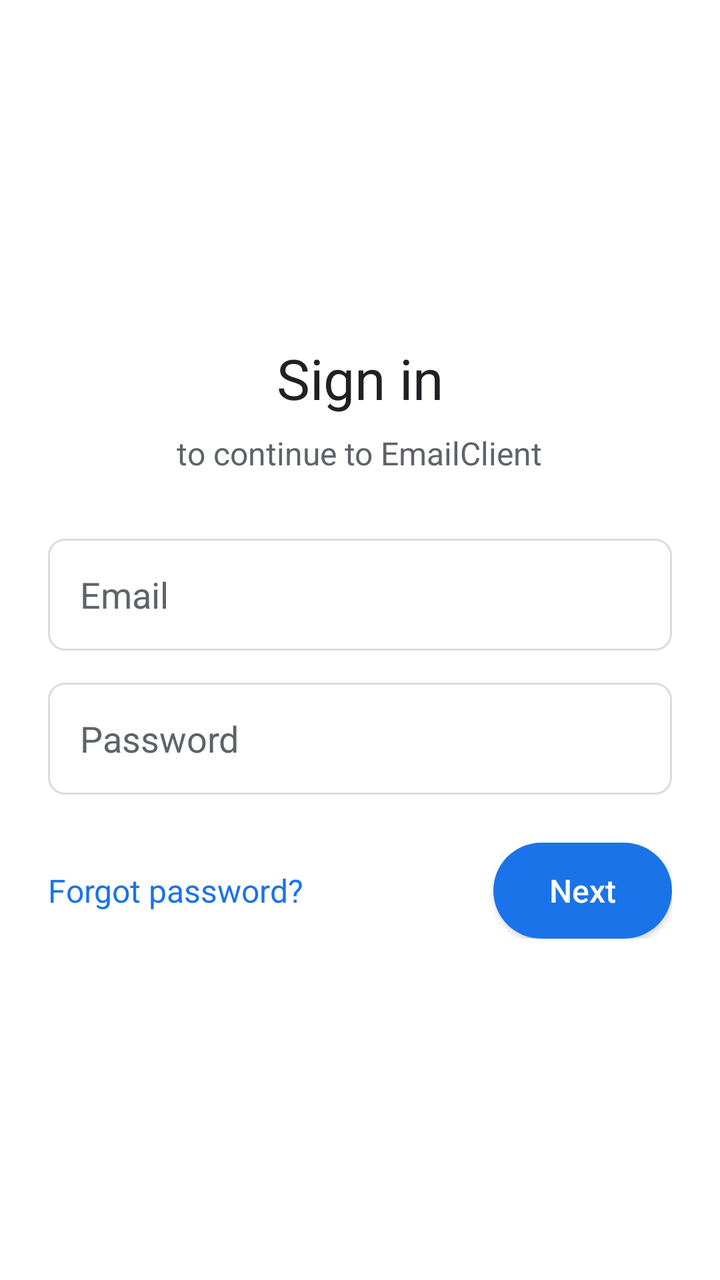
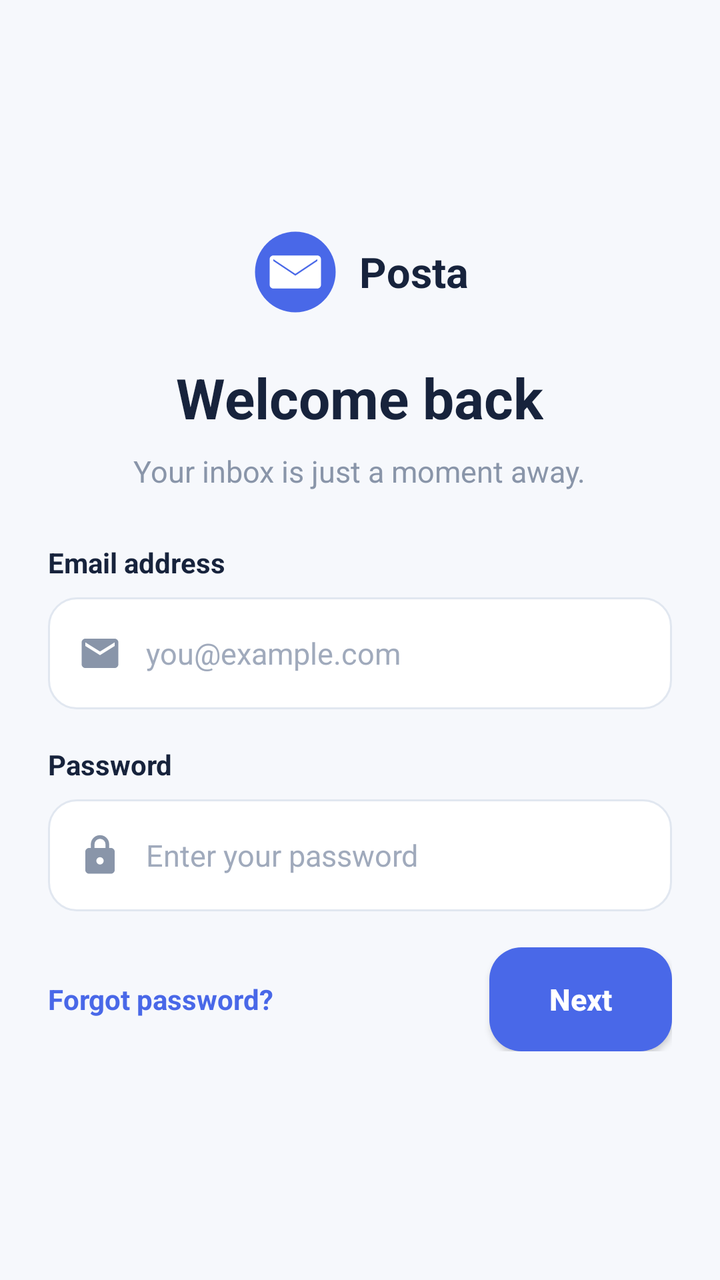

Screens rendered from an Android XML layout before and after an edit, with the pre-edit source and the edit as a unified diff.
<!-- AndroidManifest.xml: application theme Theme.EmailClient -->
<!-- res/layout/activity_login.xml -->
<?xml version="1.0" encoding="utf-8"?>
<LinearLayout xmlns:android="http://schemas.android.com/apk/res/android"
    android:layout_width="match_parent"
    android:layout_height="match_parent"
    android:background="@color/screen_background"
    android:orientation="vertical"
    android:gravity="center"
    android:padding="24dp">

    <TextView
        android:layout_width="wrap_content"
        android:layout_height="wrap_content"
        android:text="@string/sign_in"
        android:textColor="@color/text_primary"
        android:textSize="28sp" />

    <TextView
        android:layout_width="wrap_content"
        android:layout_height="wrap_content"
        android:layout_marginTop="8dp"
        android:layout_marginBottom="32dp"
        android:text="@string/sign_in_subtitle"
        android:textColor="@color/text_secondary"
        android:textSize="16sp" />

    <EditText
        android:id="@+id/etEmail"
        android:layout_width="match_parent"
        android:layout_height="56dp"
        android:layout_marginBottom="16dp"
        android:autofillHints="emailAddress"
        android:background="@drawable/bg_field"
        android:hint="@string/hint_email"
        android:inputType="textEmailAddress"
        android:paddingStart="16dp"
        android:paddingEnd="16dp"
        android:textColor="@color/text_primary"
        android:textColorHint="@color/text_secondary" />

    <EditText
        android:id="@+id/etPassword"
        android:layout_width="match_parent"
        android:layout_height="56dp"
        android:autofillHints="password"
        android:background="@drawable/bg_field"
        android:hint="@string/hint_password"
        android:inputType="textPassword"
        android:paddingStart="16dp"
        android:paddingEnd="16dp"
        android:textColor="@color/text_primary"
        android:textColorHint="@color/text_secondary" />

    <LinearLayout
        android:layout_width="match_parent"
        android:layout_height="wrap_content"
        android:layout_marginTop="24dp"
        android:gravity="center_vertical"
        android:orientation="horizontal">

        <TextView
            android:id="@+id/tvForgot"
            android:layout_width="0dp"
            android:layout_height="wrap_content"
            android:layout_weight="1"
            android:text="@string/forgot_password"
            android:textColor="@color/primary_blue"
            android:textSize="16sp" />

        <androidx.appcompat.widget.AppCompatButton
            android:id="@+id/btnLogin"
            android:layout_width="wrap_content"
            android:layout_height="48dp"
            android:background="@drawable/button"
            android:paddingStart="28dp"
            android:paddingEnd="28dp"
            android:text="@string/next"
            android:textAllCaps="false"
            android:textColor="@android:color/white"
            android:textSize="16sp" />
    </LinearLayout>
</LinearLayout>
<!-- resources referenced by this layout -->
<resources>
  <color name="primary_blue">#1A73E8</color>
  <color name="screen_background">#FFFFFF</color>
  <color name="text_primary">#202124</color>
  <color name="text_secondary">#5F6368</color>
  <!-- drawable bg_field (drawable) -->
  <?xml version="1.0" encoding="utf-8"?>
  <shape xmlns:android="http://schemas.android.com/apk/res/android"
      android:shape="rectangle">
      <solid android:color="@color/screen_background" />
      <stroke android:width="1dp" android:color="@color/field_border" />
      <corners android:radius="8dp" />
  </shape>
  <!-- drawable button (drawable) -->
  <?xml version="1.0" encoding="utf-8"?>
  <shape xmlns:android="http://schemas.android.com/apk/res/android"
      android:shape="rectangle">
      <solid android:color="@color/primary_blue" />
      <corners android:radius="24dp" />
  </shape>
  <string name="forgot_password">Forgot password?</string>
  <string name="hint_email">Email</string>
  <string name="hint_password">Password</string>
  <string name="next">Next</string>
  <string name="sign_in">Sign in</string>
  <string name="sign_in_subtitle">to continue to EmailClient</string>
  <style name="Theme.EmailClient" parent="Base.Theme.EmailClient" />
  <color name="field_border">#DADCE0</color>
  <style name="Base.Theme.EmailClient" parent="Theme.Material3.Light.NoActionBar">
          <item name="android:statusBarColor">@android:color/white</item>
          <item name="android:windowLightStatusBar">true</item>
      </style>
</resources>

<!-- the commit's change to res/layout/activity_login.xml (unified diff, before → after) -->
@@ -1,81 +1,151 @@
 <?xml version="1.0" encoding="utf-8"?>
-<LinearLayout xmlns:android="http://schemas.android.com/apk/res/android"
+<ScrollView
+    xmlns:android="http://schemas.android.com/apk/res/android"
     android:layout_width="match_parent"
     android:layout_height="match_parent"
-    android:background="@color/screen_background"
-    android:orientation="vertical"
-    android:gravity="center"
-    android:padding="24dp">
-
-    <TextView
-        android:layout_width="wrap_content"
-        android:layout_height="wrap_content"
-        android:text="@string/sign_in"
-        android:textColor="@color/text_primary"
-        android:textSize="28sp" />
-
-    <TextView
-        android:layout_width="wrap_content"
-        android:layout_height="wrap_content"
-        android:layout_marginTop="8dp"
-        android:layout_marginBottom="32dp"
-        android:text="@string/sign_in_subtitle"
-        android:textColor="@color/text_secondary"
-        android:textSize="16sp" />
-
-    <EditText
-        android:id="@+id/etEmail"
-        android:layout_width="match_parent"
-        android:layout_height="56dp"
-        android:layout_marginBottom="16dp"
-        android:autofillHints="emailAddress"
-        android:background="@drawable/bg_field"
-        android:hint="@string/hint_email"
-        android:inputType="textEmailAddress"
-        android:paddingStart="16dp"
-        android:paddingEnd="16dp"
-        android:textColor="@color/text_primary"
-        android:textColorHint="@color/text_secondary" />
-
-    <EditText
-        android:id="@+id/etPassword"
-        android:layout_width="match_parent"
-        android:layout_height="56dp"
-        android:autofillHints="password"
-        android:background="@drawable/bg_field"
-        android:hint="@string/hint_password"
-        android:inputType="textPassword"
-        android:paddingStart="16dp"
-        android:paddingEnd="16dp"
-        android:textColor="@color/text_primary"
-        android:textColorHint="@color/text_secondary" />
+    android:background="@color/posta_page"
+    android:clipToPadding="false"
+    android:fillViewport="true"
+    android:fitsSystemWindows="true"
+    android:overScrollMode="ifContentScrolls">
 
     <LinearLayout
         android:layout_width="match_parent"
         android:layout_height="wrap_content"
-        android:layout_marginTop="24dp"
-        android:gravity="center_vertical"
-        android:orientation="horizontal">
+        android:gravity="center"
+        android:orientation="vertical"
+        android:paddingStart="@dimen/login_screen_padding"
+        android:paddingTop="@dimen/login_screen_padding"
+        android:paddingEnd="@dimen/login_screen_padding"
+        android:paddingBottom="@dimen/login_screen_padding">
+
+        <LinearLayout
+            android:layout_width="wrap_content"
+            android:layout_height="wrap_content"
+            android:gravity="center"
+            android:orientation="horizontal">
+
+            <ImageView
+                android:layout_width="44dp"
+                android:layout_height="44dp"
+                android:contentDescription="@string/login_brand_name"
+                android:src="@drawable/ic_posta_logo" />
+
+            <TextView
+                android:layout_width="wrap_content"
+                android:layout_height="wrap_content"
+                android:layout_marginStart="10dp"
+                android:text="@string/login_brand_name"
+                android:textColor="@color/posta_ink"
+                android:textSize="21sp"
+                android:textStyle="bold" />
+        </LinearLayout>
 
         <TextView
-            android:id="@+id/tvForgot"
-            android:layout_width="0dp"
+            android:layout_width="wrap_content"
             android:layout_height="wrap_content"
-            android:layout_weight="1"
-            android:text="@string/forgot_password"
-            android:textColor="@color/primary_blue"
-            android:textSize="16sp" />
+            android:layout_marginTop="22dp"
+            android:gravity="center"
+            android:text="@string/login_welcome"
+            android:textColor="@color/posta_ink"
+            android:textSize="28sp"
+            android:textStyle="bold" />
 
-        <androidx.appcompat.widget.AppCompatButton
-            android:id="@+id/btnLogin"
+        <TextView
             android:layout_width="wrap_content"
-            android:layout_height="48dp"
-            android:background="@drawable/button"
-            android:paddingStart="28dp"
-            android:paddingEnd="28dp"
-            android:text="@string/next"
-            android:textAllCaps="false"
-            android:textColor="@android:color/white"
-            android:textSize="16sp" />
+            android:layout_height="wrap_content"
+            android:layout_marginTop="8dp"
+            android:layout_marginBottom="26dp"
+            android:gravity="center"
+            android:text="@string/login_subtitle"
+            android:textColor="@color/posta_muted"
+            android:textSize="15sp" />
+
+        <TextView
+            android:layout_width="match_parent"
+            android:layout_height="wrap_content"
+            android:layout_marginBottom="8dp"
+            android:text="@string/email_address_label"
+            android:textColor="@color/posta_ink"
+            android:textSize="14sp"
+            android:textStyle="bold" />
+
+        <EditText
+            android:id="@+id/etEmail"
+            android:layout_width="match_parent"
+            android:layout_height="56dp"
+            android:layout_marginBottom="18dp"
+            android:autofillHints="emailAddress"
+            android:background="@drawable/bg_login_field"
+            android:drawableStart="@drawable/ic_email_login"
+            android:drawablePadding="12dp"
+            android:hint="@string/hint_email"
+            android:inputType="textEmailAddress"
+            android:paddingStart="15dp"
+            android:paddingEnd="15dp"
+            android:singleLine="true"
+            android:textColor="@color/posta_ink"
+            android:textColorHint="@color/posta_hint"
+            android:textSize="15sp" />
+
+        <TextView
+            android:layout_width="match_parent"
+            android:layout_height="wrap_content"
+            android:layout_marginBottom="8dp"
+            android:text="@string/password_label"
+            android:textColor="@color/posta_ink"
+            android:textSize="14sp"
+            android:textStyle="bold" />
+
+        <EditText
+            android:id="@+id/etPassword"
+            android:layout_width="match_parent"
+            android:layout_height="56dp"
+            android:autofillHints="password"
+            android:background="@drawable/bg_login_field"
+            android:drawableStart="@drawable/ic_lock_login"
+            android:drawablePadding="12dp"
+            android:hint="@string/hint_password"
+            android:inputType="textPassword"
+            android:paddingStart="15dp"
+            android:paddingEnd="15dp"
+            android:singleLine="true"
+            android:textColor="@color/posta_ink"
+            android:textColorHint="@color/posta_hint"
+            android:textSize="15sp" />
+
+        <LinearLayout
+            android:layout_width="match_parent"
+            android:layout_height="wrap_content"
+            android:layout_marginTop="18dp"
+            android:gravity="center_vertical"
+            android:orientation="horizontal">
+
+            <TextView
+                android:id="@+id/tvForgot"
+                android:layout_width="0dp"
+                android:layout_height="48dp"
+                android:layout_weight="1"
+                android:gravity="center_vertical"
+                android:maxLines="2"
+                android:text="@string/forgot_password"
+                android:textColor="@color/posta_primary"
+                android:textSize="14sp"
+                android:textStyle="bold" />
+
+            <androidx.appcompat.widget.AppCompatButton
+                android:id="@+id/btnLogin"
+                android:layout_width="wrap_content"
+                android:layout_height="52dp"
+                android:background="@drawable/bg_login_button"
+                android:minWidth="72dp"
+                android:paddingStart="30dp"
+                android:paddingEnd="30dp"
+                android:text="@string/next"
+                android:textAllCaps="false"
+                android:textColor="@color/posta_white"
+                android:textSize="15sp"
+                android:textStyle="bold" />
+        </LinearLayout>
     </LinearLayout>
-</LinearLayout>
+</ScrollView>
<!-- resource entries referenced after the edit -->
@@ -1,32 +1,76 @@
 <!-- resources referenced by this layout -->
 <resources>
-  <color name="primary_blue">#1A73E8</color>
-  <color name="screen_background">#FFFFFF</color>
-  <color name="text_primary">#202124</color>
-  <color name="text_secondary">#5F6368</color>
-  <!-- drawable bg_field (drawable) -->
+  <color name="posta_hint">#A0AABC</color>
+  <color name="posta_ink">#17233C</color>
+  <color name="posta_muted">#8995A9</color>
+  <color name="posta_page">#F6F8FC</color>
+  <color name="posta_primary">#4968E8</color>
+  <color name="posta_white">#FFFFFF</color>
+  <dimen name="login_screen_padding">20dp</dimen>
+  <!-- drawable bg_login_button (drawable) -->
   <?xml version="1.0" encoding="utf-8"?>
   <shape xmlns:android="http://schemas.android.com/apk/res/android"
       android:shape="rectangle">
-      <solid android:color="@color/screen_background" />
-      <stroke android:width="1dp" android:color="@color/field_border" />
-      <corners android:radius="8dp" />
+      <solid android:color="@color/posta_primary" />
+      <corners android:radius="16dp" />
   </shape>
-  <!-- drawable button (drawable) -->
+  <!-- drawable bg_login_field (drawable) -->
   <?xml version="1.0" encoding="utf-8"?>
   <shape xmlns:android="http://schemas.android.com/apk/res/android"
       android:shape="rectangle">
-      <solid android:color="@color/primary_blue" />
-      <corners android:radius="24dp" />
+      <solid android:color="@color/posta_white" />
+      <stroke
+          android:width="1dp"
+          android:color="@color/posta_border" />
+      <corners android:radius="14dp" />
   </shape>
+  <!-- drawable ic_email_login (drawable) -->
+  <?xml version="1.0" encoding="utf-8"?>
+  <vector xmlns:android="http://schemas.android.com/apk/res/android"
+      android:width="22dp"
+      android:height="22dp"
+      android:viewportWidth="24"
+      android:viewportHeight="24">
+      <path
+          android:fillColor="#8995A9"
+          android:pathData="M20,4H4C2.9,4 2,4.9 2,6L2,18C2,19.1 2.9,20 4,20L20,20C21.1,20 22,19.1 22,18L22,6C22,4.9 21.1,4 20,4ZM20,8L12,13L4,8L4,6L12,11L20,6L20,8Z" />
+  </vector>
+  <!-- drawable ic_lock_login (drawable) -->
+  <?xml version="1.0" encoding="utf-8"?>
+  <vector xmlns:android="http://schemas.android.com/apk/res/android"
+      android:width="22dp"
+      android:height="22dp"
+      android:viewportWidth="24"
+      android:viewportHeight="24">
+      <path
+          android:fillColor="#8995A9"
+          android:pathData="M18,8L17,8L17,6A5,5 0,0 0,7 6L7,8L6,8C4.9,8 4,8.9 4,10L4,20C4,21.1 4.9,22 6,22L18,22C19.1,22 20,21.1 20,20L20,10C20,8.9 19.1,8 18,8ZM9,6A3,3 0,0 1,15 6L15,8L9,8L9,6ZM12,17A2,2 0,1 1,12 13A2,2 0,0 1,12 17Z" />
+  </vector>
+  <!-- drawable ic_posta_logo (drawable) -->
+  <?xml version="1.0" encoding="utf-8"?>
+  <vector xmlns:android="http://schemas.android.com/apk/res/android"
+      android:width="44dp"
+      android:height="44dp"
+      android:viewportWidth="48"
+      android:viewportHeight="48">
+      <path
+          android:fillColor="#4968E8"
+          android:pathData="M24,2C36.15,2 46,11.85 46,24C46,36.15 36.15,46 24,46C11.85,46 2,36.15 2,24C2,11.85 11.85,2 24,2Z" />
+      <path
+          android:fillColor="#FFFFFF"
+          android:pathData="M12,15L36,15C37.1,15 38,15.9 38,17L38,31C38,32.1 37.1,33 36,33L12,33C10.9,33 10,32.1 10,31L10,17C10,15.9 10.9,15 12,15ZM12,18L24,26L36,18L36,17L24,25L12,17L12,18Z" />
+  </vector>
+  <string name="email_address_label">Email address</string>
   <string name="forgot_password">Forgot password?</string>
-  <string name="hint_email">Email</string>
-  <string name="hint_password">Password</string>
+  <string name="hint_email">you@example.com</string>
+  <string name="hint_password">Enter your password</string>
+  <string name="login_brand_name">Posta</string>
+  <string name="login_subtitle">Your inbox is just a moment away.</string>
+  <string name="login_welcome">Welcome back</string>
   <string name="next">Next</string>
-  <string name="sign_in">Sign in</string>
-  <string name="sign_in_subtitle">to continue to EmailClient</string>
+  <string name="password_label">Password</string>
   <style name="Theme.EmailClient" parent="Base.Theme.EmailClient" />
-  <color name="field_border">#DADCE0</color>
+  <color name="posta_border">#E1E7F0</color>
   <style name="Base.Theme.EmailClient" parent="Theme.Material3.Light.NoActionBar">
           <item name="android:statusBarColor">@android:color/white</item>
           <item name="android:windowLightStatusBar">true</item>
